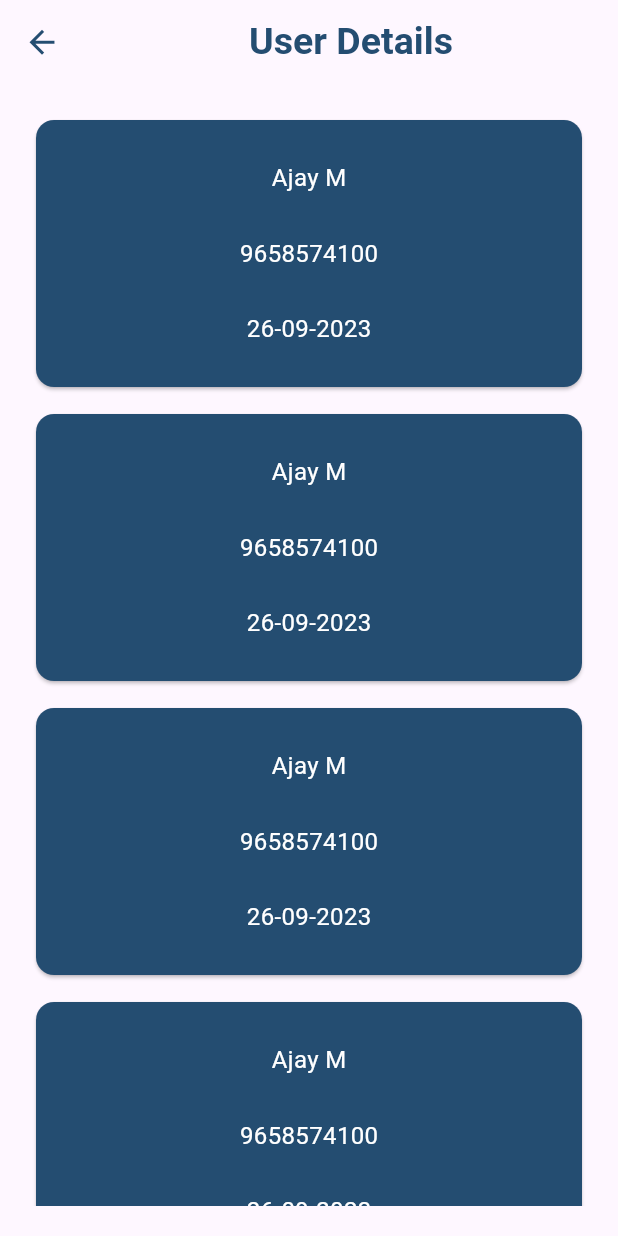
After one commit to mohamed-sajidh/InfoHub, a Flutter app: the InfoBlockPage screen opened by its route, on a phone screen of 412 x 824 dp. The commit adds this screen. Run offline on Flutter 3.47's test engine with Material 3 defaults, Android fonts, the phone set to English and light mode, and no system bars; our stand-ins replace get; missing offline and left inert: adaptive_navbar.

Commit message:
info block ui completed for desktop view and mobile view

```diff
--- /dev/null
+++ b/lib/feature/info_block/info_block_page.dart
@@ -0,0 +1,60 @@
+import 'package:flutter/material.dart';
+import 'package:get/get.dart';
+import 'package:infohub/feature/info_block/widgets/info_card.dart';
+
+class InfoBlockPage extends StatelessWidget {
+  const InfoBlockPage({super.key});
+
+  @override
+  Widget build(BuildContext context) {
+    return Scaffold(
+      appBar: AppBar(
+        title: const Center(
+          child: Text(
+            'User Details',
+            style: TextStyle(
+              fontSize: 25,
+              color: Color.fromARGB(255, 36, 77, 113),
+              fontWeight: FontWeight.w600,
+            ),
+          ),
+        ),
+        leading: IconButton(
+          onPressed: () {
+            Get.back();
+          },
+          icon: const Icon(
+            Icons.arrow_back,
+            color: Color.fromARGB(255, 36, 77, 113),
+            size: 25.0,
+          ),
+        ),
+      ),
+      body: Padding(
+        padding: const EdgeInsets.all(20),
+        child: LayoutBuilder(
+          builder: (context, constraints) {
+            int columns = constraints.maxWidth <= 550
+                ? 1
+                : constraints.maxWidth > 550 && constraints.maxWidth <= 1000
+                    ? 2
+                    : 4;
+
+            return GridView.builder(
+              gridDelegate: SliverGridDelegateWithFixedCrossAxisCount(
+                crossAxisCount: columns,
+                crossAxisSpacing: 10.0,
+                mainAxisSpacing: 10.0,
+                childAspectRatio: 2,
+              ),
+              itemCount: 20,
+              itemBuilder: (context, index) {
+                return const InfoCard();
+              },
+            );
+          },
+        ),
+      ),
+    );
+  }
+}
--- /dev/null
+++ b/lib/feature/info_block/widgets/info_card.dart
@@ -0,0 +1,35 @@
+import 'package:flutter/material.dart';
+
+class InfoCard extends StatelessWidget {
+  const InfoCard({super.key});
+
+  @override
+  Widget build(BuildContext context) {
+    return const Card(
+      color: Color.fromARGB(255, 36, 77, 113),
+      child: Column(
+        mainAxisAlignment: MainAxisAlignment.spaceEvenly,
+        children: [
+          Text(
+            'Ajay M',
+            style: TextStyle(color: Colors.white, fontSize: 16),
+          ),
+          Text(
+            '9658574100',
+            style: TextStyle(color: Colors.white, fontSize: 16),
+          ),
+          Text(
+            '26-09-2023',
+            style: TextStyle(color: Colors.white, fontSize: 16),
+          ),
+        ],
+      ),
+      // child: Center(
+      //   child: Text(
+      //     'Item 1',
+      //     style: TextStyle(color: Colors.white, fontSize: 16),
+      //   ),
+      // ),
+    );
+  }
+}
--- a/lib/main.dart
+++ b/lib/main.dart
@@ -1,6 +1,7 @@
 import 'package:flutter/material.dart';
 import 'package:get/get.dart';
 import 'package:get/get_navigation/src/root/get_material_app.dart';
+import 'package:infohub/feature/info_block/info_block_page.dart';
 import 'package:infohub/feature/info_submit/info_submit_page.dart';
 import 'package:infohub/feature/landing_page/landing_page.dart';
 
@@ -25,6 +26,10 @@ class MyApp extends StatelessWidget {
         GetPage(
           name: '/info-submit',
           page: () => const InfoSubmitPage(),
+        ),
+        GetPage(
+          name: '/info-block',
+          page: () => const InfoBlockPage(),
         )
       ],
     );
```
Also changed, not shown: lib/feature/info_submit/info_submit_page.dart (+31 -6 lines), lib/feature/landing_page/landing_page.dart (+5 -4 lines), lib/feature/info_block/info_block_controller.dart (added).
